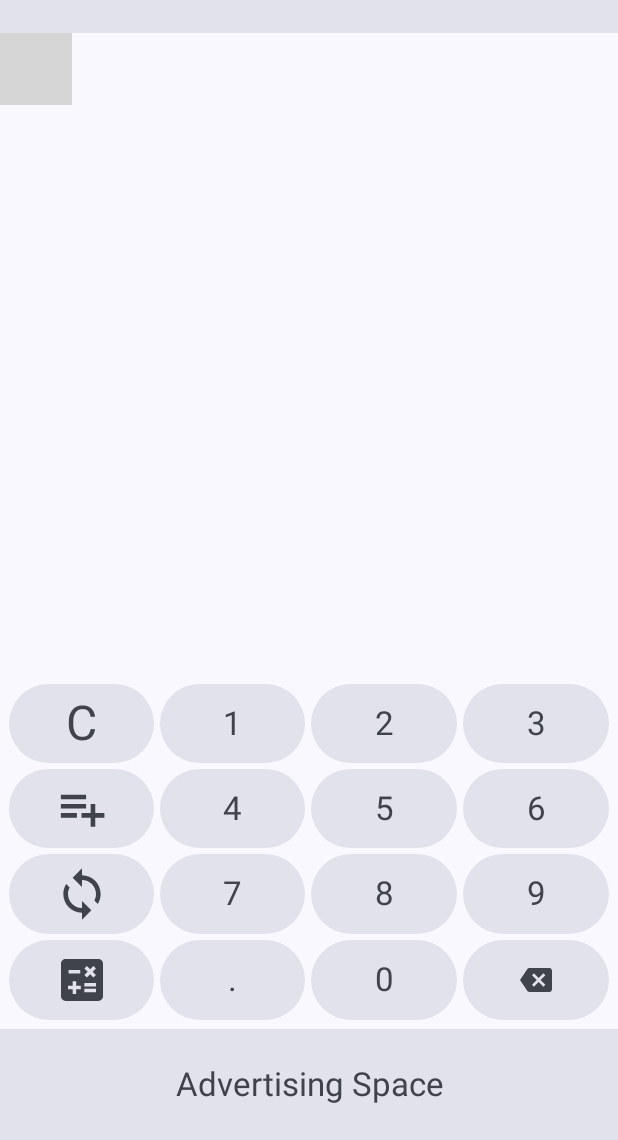
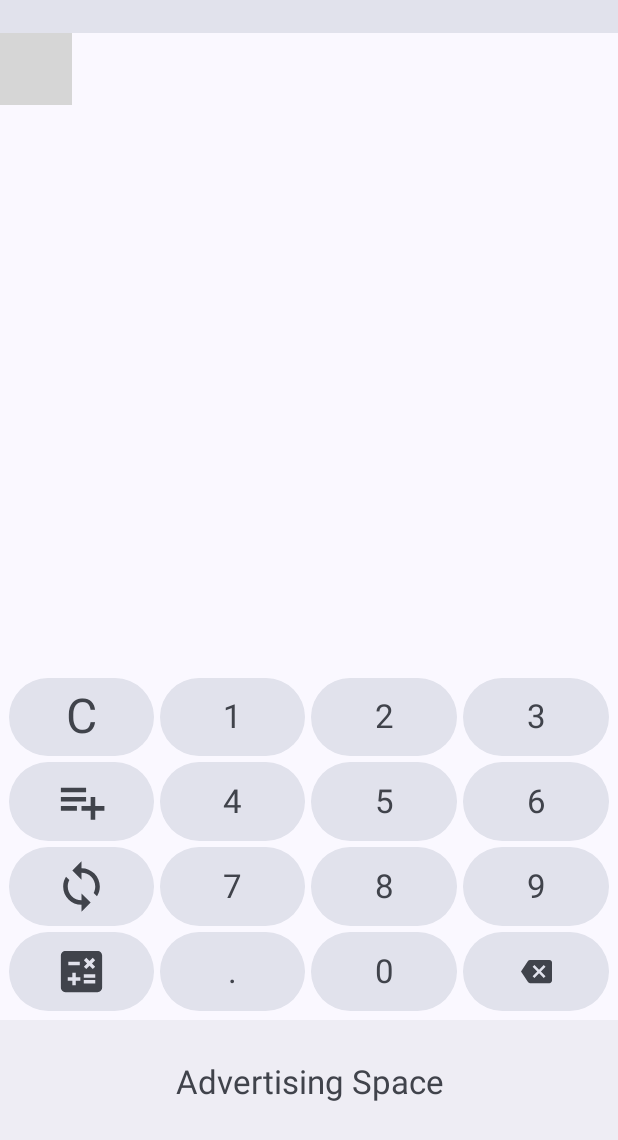
Before and after one commit to ESmotor/CurrencyExchangeApp, an Android app built with Jetpack Compose: the screen it shows after launch (MainActivity), on a phone screen of 412 x 824 dp, the part 96-1236 px from its top. Run offline under Robolectric (Android 15) with nearby library versions, the phone set to English and light mode, and no system bars; our stand-ins replace Dagger/Hilt's generated code, Room's generated code, Timber; 19 statements that could not run were skipped; grey boxes are pictures that could not be loaded.

Commit message:
Commit 8: Changes in the drawer menu and drop down menu. Removed unnecessary elements and added the function of the selected element.

```diff
--- /dev/null
+++ b/app/src/main/java/com/itskidan/currencyexchangeapp/ui/googleadd/Advertising.kt
@@ -0,0 +1,26 @@
+package com.itskidan.currencyexchangeapp.ui.googleadd
+
+import androidx.compose.foundation.layout.Box
+import androidx.compose.foundation.layout.fillMaxSize
+import androidx.compose.material3.MaterialTheme
+import androidx.compose.material3.Text
+import androidx.compose.runtime.Composable
+import androidx.compose.ui.Alignment
+import androidx.compose.ui.Modifier
+import androidx.compose.ui.text.style.TextAlign
+
+@Composable
+fun AdvertisingSpace() {
+    Box(
+        modifier = Modifier
+            .fillMaxSize(),
+        contentAlignment = Alignment.Center
+    ) {
+        Text(
+            text = "Advertising Space",
+            textAlign = TextAlign.Center,
+            color = MaterialTheme.colorScheme.onSurfaceVariant,
+            style = MaterialTheme.typography.titleLarge
+        )
+    }
+}
--- a/app/src/main/java/com/itskidan/currencyexchangeapp/ui/home/HomeScreen.kt
+++ b/app/src/main/java/com/itskidan/currencyexchangeapp/ui/home/HomeScreen.kt
@@ -34,11 +34,11 @@ import androidx.compose.foundation.verticalScroll
 import androidx.compose.material.icons.Icons
 import androidx.compose.material.icons.filled.AccessTime
 import androidx.compose.material.icons.filled.ArrowDropDown
-import androidx.compose.material.icons.filled.Calculate
 import androidx.compose.material.icons.filled.CurrencyExchange
 import androidx.compose.material.icons.filled.Menu
+import androidx.compose.material.icons.filled.MonetizationOn
 import androidx.compose.material.icons.filled.MoreVert
-import androidx.compose.material.icons.filled.Star
+import androidx.compose.material3.BottomAppBar
 import androidx.compose.material3.Card
 import androidx.compose.material3.CardDefaults
 import androidx.compose.material3.DrawerValue
@@ -85,6 +85,7 @@ import androidx.compose.ui.input.nestedscroll.nestedScroll
 import androidx.compose.ui.layout.ContentScale
 import androidx.compose.ui.platform.LocalContext
 import androidx.compose.ui.platform.LocalTextInputService
+import androidx.compose.ui.res.painterResource
 import androidx.compose.ui.res.stringResource
 import androidx.compose.ui.res.vectorResource
 import androidx.compose.ui.text.TextRange
@@ -95,6 +96,7 @@ import androidx.compose.ui.zIndex
 import androidx.lifecycle.viewmodel.compose.viewModel
 import androidx.navigation.NavHostController
 import com.itskidan.currencyexchangeapp.R
+import com.itskidan.currencyexchangeapp.ui.googleadd.AdvertisingSpace
 import com.itskidan.currencyexchangeapp.ui.theme.LocalPaddingValues
 import com.itskidan.currencyexchangeapp.utils.Constants
 import kotlinx.coroutines.CoroutineScope
@@ -131,26 +133,51 @@ fun HomeScreen(
     }
     // Drawer menu
     val drawerState = rememberDrawerState(DrawerValue.Closed)
-    // icons to mimic drawer destinations
     val items = viewModel.getIconsForDrawerMenu()
-    val selectedItem = remember { mutableStateOf(items[0]) }
+    val selectedItemDrawerMenu = remember { mutableStateOf(items[1]) }
+    // Dropdown Menu
+    val menuItems = listOf(
+        R.string.home_screen_overflow_menu_actual_exchange_rate_title to Icons.Default.CurrencyExchange,
+        R.string.home_screen_overflow_menu_total_balance_title to Icons.Default.MonetizationOn,
+        R.string.home_screen_overflow_menu_world_time_title to Icons.Default.AccessTime
+    )
+    var selectedItemDropdownMenu by remember { mutableIntStateOf(0) }
 
     ModalNavigationDrawer(
         drawerState = drawerState,
         drawerContent = {
             ModalDrawerSheet {
                 Column(Modifier.verticalScroll(rememberScrollState())) {
+                    Box(
+                        modifier = Modifier
+                            .fillMaxWidth()
+                            .height(200.dp)
+                    ) {
+
+                        Image(
+                            painter = painterResource(id = R.drawable.image_drawer_menu),
+                            contentDescription = null,
+                            contentScale = ContentScale.Crop,
+                            modifier = Modifier
+                                .fillMaxWidth()
+                                .clip(RectangleShape)
+                        )
+                    }
                     Spacer(Modifier.height(12.dp))
+
                     items.forEach { item ->
                         NavigationDrawerItem(
                             icon = { Icon(item, contentDescription = null) },
-                            label = { Text(item.name.substringAfterLast(".")) },
-                            selected = item == selectedItem.value,
+                            label = {
+                                Text(viewModel.getLabelNameForDrawerMenu(item, context))
+                            },
+                            selected = item == selectedItemDrawerMenu.value,
                             onClick = {
                                 scope.launch { drawerState.close() }
-                                selectedItem.value = item
+                                selectedItemDrawerMenu.value = item
                             },
-                            modifier = Modifier.padding(NavigationDrawerItemDefaults.ItemPadding)
+                            modifier = Modifier
+                                .padding(NavigationDrawerItemDefaults.ItemPadding)
                         )
                     }
                 }
@@ -186,63 +213,48 @@ fun HomeScreen(
                             expanded = expanded,
                             onDismissRequest = { expanded = false }
                         ) {
+                            menuItems.forEachIndexed { index, (titleRes, icon) ->
                                 DropdownMenuItem(
-                                text = { Text(stringResource(R.string.home_screen_overflow_menu_actual_exchange_rate_title)) },
+                                    text = {
+                                        Text(
+                                            text = stringResource(id = titleRes),
+                                            color = if (index == selectedItemDropdownMenu) {
+                                                MaterialTheme.colorScheme.primary
+                                            } else MaterialTheme.colorScheme.onSurface
+                                        )
+                                    },
                                     onClick = {
+                                        selectedItemDropdownMenu = index
                                         scope.launch {
                                             Toast.makeText(
                                                 context,
-                                            "Actual Exchange Rate",
+                                                "Valera $index",
                                                 Toast.LENGTH_SHORT
                                             ).show()
                                         }
+                                        expanded = false
                                     },
                                     leadingIcon = {
                                         Icon(
-                                        Icons.Default.CurrencyExchange,
-                                        contentDescription = null
-                                    )
-                                }
-                            )
-                            DropdownMenuItem(
-                                text = { Text(stringResource(R.string.home_screen_overflow_menu_private_exchange_rate_title)) },
-                                onClick = {
-                                    scope.launch {
-                                        Toast.makeText(
-                                            context,
-                                            "Private Exchange Rate",
-                                            Toast.LENGTH_SHORT
-                                        ).show()
-                                    }
-                                },
-                                leadingIcon = {
-                                    Icon(
-                                        Icons.Default.Star,
-                                        contentDescription = null
-                                    )
-                                }
-                            )
-                            DropdownMenuItem(
-                                text = { Text(stringResource(R.string.home_screen_overflow_menu_world_time_title)) },
-                                onClick = {
-                                    scope.launch {
-                                        Toast.makeText(
-                                            context,
-                                            "World Time",
-                                            Toast.LENGTH_SHORT
-                                        ).show()
-                                    }
-                                },
-                                leadingIcon = {
-                                    Icon(
-                                        Icons.Default.AccessTime,
-                                        contentDescription = null
+                                            imageVector = icon,
+                                            contentDescription = null,
+                                            tint = if (index == selectedItemDropdownMenu) {
+                                                MaterialTheme.colorScheme.primary
+                                            } else MaterialTheme.colorScheme.onSurface
                                         )
                                     }
                                 )
                             }
                         }
+                    }
                 )
+            },
+
+            bottomBar = {
+                BottomAppBar {
+                    AdvertisingSpace()
+                }
+
             }
         ) { innerPadding ->
             Column(
@@ -339,20 +351,6 @@ fun HomeScreen(
                             )
                         })
 
-                }
-                Box(
-                    modifier = Modifier
-                        .weight(10f)
-                        .background(MaterialTheme.colorScheme.surfaceVariant)
-                        .fillMaxSize(),
-                    contentAlignment = Alignment.Center
-                ) {
-                    Text(
-                        text = "Advertising Space",
-                        textAlign = TextAlign.Center,
-                        color = MaterialTheme.colorScheme.onSurfaceVariant,
-                        style = MaterialTheme.typography.titleLarge
-                    )
                 }
             }
         }
@@ -583,12 +581,10 @@ fun CurrencyListItem(
                             shape = MaterialTheme.shapes.small
                         )
                         .clip(RoundedCornerShape(LocalPaddingValues.current.small))
-
                         .background(MaterialTheme.colorScheme.surface)
-                        .weight(55f)
-
+                        .weight(63f)
                         .padding(
-                            horizontal = LocalPaddingValues.current.extraSmall,
+                            horizontal = LocalPaddingValues.current.small,
                             vertical = LocalPaddingValues.current.small
                         ),
                     contentAlignment = Alignment.BottomStart,
@@ -627,36 +623,6 @@ fun CurrencyListItem(
                             .focusRequester(focusRequester),
                     )
                 }
-            }
-            // This is icon for calculator
-            Box(
-                modifier = Modifier
-                    .weight(8f)
-                    .padding(horizontal = LocalPaddingValues.current.extraSmall)
-                    .clickable(
-                        onClick = {
-//                            scope.launch {
-//                                viewModel.saveSelectedLastState(
-//                                    code = currencyCode,
-//                                    value = textStateFromKeyboard.text
-//                                )
-//                                focusRequester.requestFocus()
-//                                isFocusedCalculator.value =
-//                                    !isFocusedCalculator.value
-//                            }
-                        }),
-                contentAlignment = Alignment.Center,
-            ) {
-                Icon(
-                    modifier = Modifier
-                        .align(Alignment.Center)
-                        .fillMaxSize(),
-
-                    tint = if (isInitiallyFocused) MaterialTheme.colorScheme.onSurfaceVariant
-                    else MaterialTheme.colorScheme.onSurface,
-                    imageVector = Icons.Default.Calculate,
-                    contentDescription = stringResource(R.string.home_screen_calculate_icon_description),
-                )
             }
         }
     }
--- a/app/src/main/java/com/itskidan/currencyexchangeapp/ui/home/HomeScreenViewModel.kt
+++ b/app/src/main/java/com/itskidan/currencyexchangeapp/ui/home/HomeScreenViewModel.kt
@@ -1,29 +1,20 @@
 package com.itskidan.currencyexchangeapp.ui.home
 
+import android.content.Context
 import android.os.Build
 import androidx.compose.material.icons.Icons
-import androidx.compose.material.icons.filled.AccountCircle
-import androidx.compose.material.icons.filled.Bookmarks
-import androidx.compose.material.icons.filled.CalendarMonth
-import androidx.compose.material.icons.filled.Dashboard
-import androidx.compose.material.icons.filled.Email
-import androidx.compose.material.icons.filled.Favorite
-import androidx.compose.material.icons.filled.Group
-import androidx.compose.material.icons.filled.Headphones
-import androidx.compose.material.icons.filled.Image
-import androidx.compose.material.icons.filled.JoinFull
-import androidx.compose.material.icons.filled.Keyboard
-import androidx.compose.material.icons.filled.Laptop
-import androidx.compose.material.icons.filled.Map
-import androidx.compose.material.icons.filled.Navigation
-import androidx.compose.material.icons.filled.Outbox
-import androidx.compose.material.icons.filled.PushPin
-import androidx.compose.material.icons.filled.QrCode
-import androidx.compose.material.icons.filled.Radio
+import androidx.compose.material.icons.automirrored.filled.Message
+import androidx.compose.material.icons.filled.AccessTime
+import androidx.compose.material.icons.filled.CurrencyExchange
+import androidx.compose.material.icons.filled.Info
+import androidx.compose.material.icons.filled.MonetizationOn
+import androidx.compose.material.icons.filled.Settings
+import androidx.compose.material.icons.filled.Star
 import androidx.compose.ui.graphics.vector.ImageVector
 import androidx.lifecycle.ViewModel
 import androidx.lifecycle.viewModelScope
 import com.itskidan.core_impl.utils.Constants
+import com.itskidan.currencyexchangeapp.R
 import com.itskidan.currencyexchangeapp.application.App
 import com.itskidan.currencyexchangeapp.domain.Interactor
 import kotlinx.coroutines.Dispatchers
@@ -107,25 +98,27 @@ class HomeScreenViewModel : ViewModel() {
 
     fun getIconsForDrawerMenu(): List<ImageVector> {
         return listOf(
-            Icons.Default.AccountCircle,
-            Icons.Default.Bookmarks,
-            Icons.Default.CalendarMonth,
-            Icons.Default.Dashboard,
-            Icons.Default.Email,
-            Icons.Default.Favorite,
-            Icons.Default.Group,
-            Icons.Default.Headphones,
-            Icons.Default.Image,
-            Icons.Default.JoinFull,
-            Icons.Default.Keyboard,
-            Icons.Default.Laptop,
-            Icons.Default.Map,
-            Icons.Default.Navigation,
-            Icons.Default.Outbox,
-            Icons.Default.PushPin,
-            Icons.Default.QrCode,
-            Icons.Default.Radio,
+            Icons.Default.Star,
+            Icons.Default.CurrencyExchange,
+            Icons.Default.MonetizationOn,
+            Icons.Default.AccessTime,
+            Icons.Default.Settings,
+            Icons.AutoMirrored.Filled.Message,
+            Icons.Default.Info,
         )
+    }
+
+    fun getLabelNameForDrawerMenu(item:ImageVector, context:Context):String{
+        return when (item.name.substringAfterLast(".")) {
+            "Star" -> context.getString(R.string.drawer_menu_label_disable_advertising)
+            "CurrencyExchange" -> context.getString(R.string.drawer_menu_label_actual_exchange_rate)
+            "MonetizationOn" -> context.getString(R.string.drawer_menu_label_total_balance)
+            "AccessTime" -> context.getString(R.string.drawer_menu_label_world_time)
+            "Message" -> context.getString(R.string.drawer_menu_label_send_feedback)
+            "Info" -> context.getString(R.string.drawer_menu_label_about_the_application)
+            "Settings" -> context.getString(R.string.drawer_menu_label_settings)
+            else -> context.getString(R.string.drawer_menu_label_more_options)
+        }
     }
 
     private fun formatDoubleToString(number: Double): String {
--- a/app/src/main/res/values/strings.xml
+++ b/app/src/main/res/values/strings.xml
@@ -5,7 +5,7 @@
     <string name="home_screen_navigation_menu_description">Navigation menu</string>
     <string name="home_screen_vertical_overflow_menu_description">Vertical overflow menu</string>
     <string name="home_screen_overflow_menu_actual_exchange_rate_title">Actual Exchange Rate</string>
-    <string name="home_screen_overflow_menu_private_exchange_rate_title">Private Exchange Rate</string>
+    <string name="home_screen_overflow_menu_total_balance_title">Total Balance</string>
     <string name="home_screen_overflow_menu_world_time_title">World Time</string>
     <string name="home_screen_calculate_icon_description">Open Calculator</string>
     <string name="home_screen_text_field_rate_placeholder">Enter numbers</string>
@@ -25,4 +25,15 @@
 
 <!--    Calculator Screen-->
     <string name="calculator_screen_top_app_bar_title">Calculator</string>
+
+<!--    DrawerMenu-->
+    <string name="drawer_menu_label_disable_advertising">Disable Advertising</string>
+    <string name="drawer_menu_label_actual_exchange_rate">Actual Exchange Rate</string>
+    <string name="drawer_menu_label_total_balance">Total Balance</string>
+    <string name="drawer_menu_label_world_time">World Time</string>
+    <string name="drawer_menu_label_send_feedback">Send Feedback</string>
+    <string name="drawer_menu_label_about_the_application">About the application</string>
+    <string name="drawer_menu_label_settings">Settings</string>
+    <string name="drawer_menu_label_more_options">More options</string>
+
 </resources>
```
Also changed, not shown: app/src/main/java/com/itskidan/currencyexchangeapp/ui/calculator/CalculatorScreen.kt (+1 -16 lines), app/src/main/res/drawable/image_drawer_menu.webp (added). Lines whose indentation alone changed are shown as unchanged.
